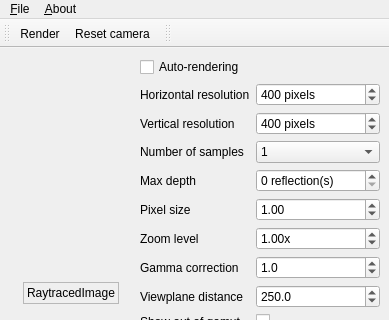
Old version of the form lib/mainwindow.ui in the repository thiagowfx/raytracer-lcg-2014; both pictures show x 0 to 389 and y 0 to 320 of the 389 by 561 pixel window.
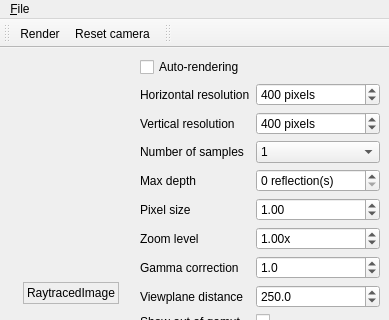
New version of the form. Icons and pictures are not drawn.

Commit message: PrimitivaDaniel re-added; removed 'about' from main window

```diff
--- a/lib/mainwindow.ui
+++ b/lib/mainwindow.ui
@@ -1279,17 +1279,9 @@
     </property>
     <addaction name="actionSave_PNG_Image"/>
     <addaction name="separator"/>
-    <addaction name="actionQuit"/>
-   </widget>
-   <widget class="QMenu" name="menuAbout">
-    <property name="title">
-     <string>&amp;About</string>
-    </property>
-    <addaction name="actionAbout"/>
     <addaction name="actionAbout_Qt"/>
    </widget>
    <addaction name="menuFile"/>
-   <addaction name="menuAbout"/>
   </widget>
   <widget class="QStatusBar" name="statusbar"/>
   <widget class="QToolBar" name="toolBar">
```
Left out of the diff: 6 changed lines with no effect on the pictures. The commit also changes 6 other files.
